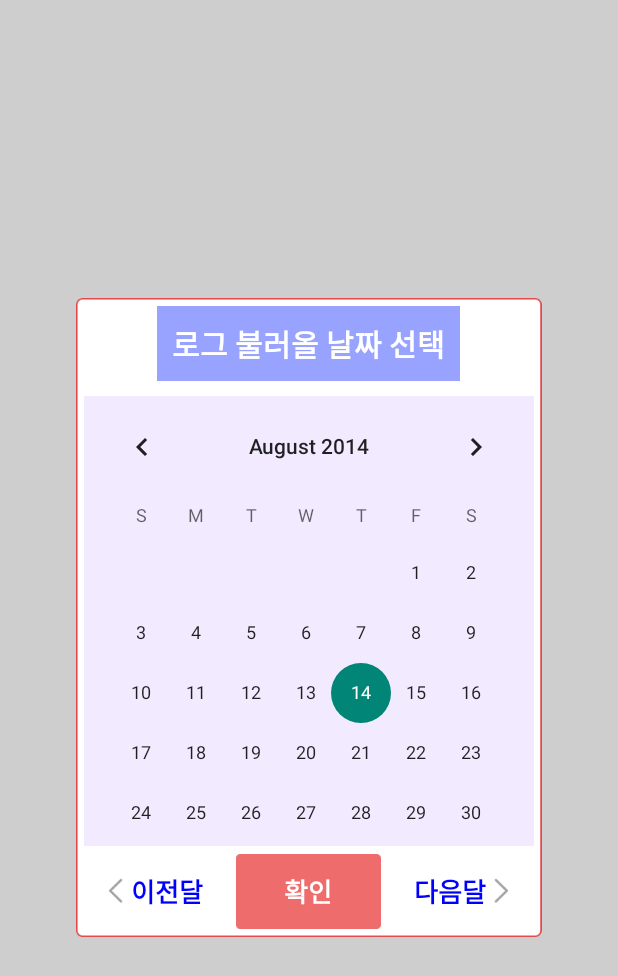
After one commit to JuhoChung/GameTimer, an Android app: the layout calendar_popup.xml on its own in the app's theme, with its tools: preview values and no code run, on a phone screen of 412 x 824 dp. The commit adds this screen. Shown: the top 976 px of the screen. Run offline under Robolectric (Android 15) with nearby library versions, the phone set to English and light mode, and no system bars.

Commit message:
날짜 선택 UI 개선

```diff
--- /dev/null
+++ b/app/src/main/res/drawable/prev_next_btn.xml
@@ -0,0 +1,6 @@
+<?xml version="1.0" encoding="utf-8"?>
+<selector xmlns:android="http://schemas.android.com/apk/res/android">
+    <item android:state_selected="true" android:drawable="@color/white" />
+    <item android:state_pressed="true" android:drawable="@color/calendar_prev_next_btn_pressed_background" />
+    <item android:drawable="@color/white" />
+</selector>
--- /dev/null
+++ b/app/src/main/res/layout/calendar_popup.xml
@@ -0,0 +1,109 @@
+<?xml version="1.0" encoding="utf-8"?>
+<LinearLayout xmlns:android="http://schemas.android.com/apk/res/android"
+    android:id="@+id/calendar_popup_layout"
+    android:layout_width="match_parent"
+    android:layout_height="match_parent"
+    android:background="@color/calendar_popup_background"
+    android:gravity="center"
+    android:orientation="vertical">
+
+    <LinearLayout
+        android:layout_width="wrap_content"
+        android:layout_height="wrap_content"
+        android:padding="5dip"
+        android:background="@drawable/chat_btn_basic_normal"
+        android:orientation="vertical">
+
+        <TextView
+            android:layout_width="wrap_content"
+            android:layout_height="wrap_content"
+            android:padding="10dip"
+            android:layout_gravity="center"
+            android:background="@color/calendar_popup_title_background"
+            android:text="@string/load_log_by_date_title"
+            android:textSize="20dip"
+            android:textStyle="bold"
+            android:textColor="@color/white"/>
+
+        <CalendarView
+            android:id="@+id/calendar_view"
+            android:layout_width="@dimen/calendar_popup_width"
+            android:layout_height="@dimen/calendar_popup_height"
+            android:layout_marginTop="10dip"
+            android:clickable="true"
+            android:showWeekNumber="true"
+            android:background="@color/calendar_background"
+            android:selectedWeekBackgroundColor="@color/calendar_selected_week_background">
+        </CalendarView>
+
+        <LinearLayout
+            android:layout_width="@dimen/calendar_popup_width"
+            android:layout_height="wrap_content"
+            android:layout_marginTop="5dip"
+            android:orientation="horizontal">
+
+            <LinearLayout
+                android:id="@+id/prev_month_btn"
+                android:layout_width="0dip"
+                android:layout_height="50dip"
+                android:layout_weight="1"
+                android:orientation="horizontal"
+                android:gravity="center"
+                android:background="@drawable/prev_next_btn">
+
+                <ImageView
+                    android:layout_width="wrap_content"
+                    android:layout_height="wrap_content"
+                    android:src="@drawable/comm_ico_arr_myball_prev"/>
+
+                <TextView
+                    android:layout_width="wrap_content"
+                    android:layout_height="wrap_content"
+                    android:layout_marginLeft="5dip"
+                    android:text="@string/calendar_prev_month_btn"
+                    android:textSize="17dip"
+                    android:textColor="@color/blue"
+                    android:textStyle="bold"/>
+            </LinearLayout>
+
+            <TextView
+                android:id="@+id/confirm_btn"
+                android:layout_width="0dip"
+                android:layout_height="50dip"
+                android:layout_weight="1"
+                android:layout_marginLeft="5dip"
+                android:gravity="center"
+                android:background="@drawable/stop_btn"
+                android:text="@string/confirm"
+                android:textSize="17dip"
+                android:textColor="@color/white"
+                android:textStyle="bold" />
+
+            <LinearLayout
+                android:id="@+id/next_month_btn"
+                android:layout_width="0dip"
+                android:layout_height="50dip"
+                android:layout_weight="1"
+                android:layout_marginLeft="5dip"
+                android:orientation="horizontal"
+                android:gravity="center"
+                android:background="@drawable/prev_next_btn">
+
+                <TextView
+                    android:layout_width="wrap_content"
+                    android:layout_height="wrap_content"
+                    android:text="@string/calendar_next_month_btn"
+                    android:textSize="17dip"
+                    android:textColor="@color/blue"
+                    android:textStyle="bold" />
+
+                <ImageView
+                    android:layout_width="wrap_content"
+                    android:layout_height="wrap_content"
+                    android:layout_marginLeft="5dip"
+                    android:src="@drawable/comm_ico_arr_myball_next"/>
+            </LinearLayout>
+        </LinearLayout>
+
+    </LinearLayout>
+</LinearLayout>
--- a/app/src/main/res/values/colors.xml
+++ b/app/src/main/res/values/colors.xml
@@ -2,10 +2,16 @@
 <resources>
     <color name="white">#FFFFFFFF</color>
     <color name="black">#FF000000</color>
+    <color name="blue">#FF0000FF</color>
     <color name="lightgray">#FFE9E9E9</color>
     <color name="actionbar_background">#FFFCC3C3</color>
     <color name="actionbar_tab_not_select">#FFFB9B9B</color>
     <color name="actionbar_tab_select">#FFFC7979</color>
     <color name="actionbar_tab_pressed">#FFFB6D6D</color>
     <color name="log_text_background">#FFF3C5FF</color>
+    <color name="calendar_popup_title_background">#FF97A3FF</color>
+    <color name="calendar_popup_background">#CCC4C4C4</color>
+    <color name="calendar_background">#FFF2EBFF</color>
+    <color name="calendar_selected_week_background">#FFB386FF</color>
+    <color name="calendar_prev_next_btn_pressed_background">#FFE9FFE9</color>
 </resources>
--- a/app/src/main/res/values/dimens.xml
+++ b/app/src/main/res/values/dimens.xml
@@ -4,4 +4,7 @@
     <dimen name="activity_vertical_margin">16dip</dimen>
 
     <dimen name="photo_size">100dip</dimen>
+
+    <dimen name="calendar_popup_width">300dip</dimen>
+    <dimen name="calendar_popup_height">300dip</dimen>
 </resources>
--- a/app/src/main/res/values/strings.xml
+++ b/app/src/main/res/values/strings.xml
@@ -45,8 +45,11 @@
     <string name="cancel">취소</string>
     <string name="load_log_select_by_index">이름 선택</string>
     <string name="load_log_select_by_index_error_msg">이름이 선택되지 않았습니다</string>
-    <string name="load_log_by_index">로그 불러올 이름 선택</string>
+    <string name="load_log_by_index_title">로그 불러올 이름 선택</string>
     <string name="load_log_select_by_date">날짜 선택</string>
+    <string name="load_log_by_date_title">로그 불러올 날짜 선택</string>
+    <string name="calendar_prev_month_btn">이전달</string>
+    <string name="calendar_next_month_btn">다음달</string>
     <string name="load_log">불러오기</string>
     <string name="delete_all_log">모두삭제</string>
     <string name="load_log_empty_msg">로그가 없습니다</string>
```
Also changed, not shown: app/src/main/java/com/example/gametimer/app/MainActivity.java (+109 -24 lines), app/src/main/res/drawable-xhdpi/comm_ico_arr_myball_next.png (added), app/src/main/res/drawable-xhdpi/comm_ico_arr_myball_prev.png (added).
